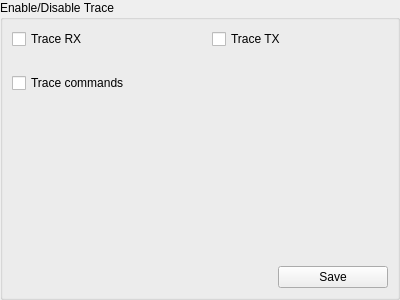
britus/VSPClient, file VSPClient/ui/pgtrace.ui: the form before one commit.
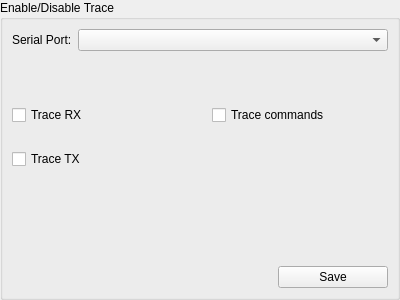
The form after the commit.

```diff
--- a/VSPClient/ui/pgtrace.ui
+++ b/VSPClient/ui/pgtrace.ui
@@ -34,15 +34,48 @@
      <property name="title">
       <string>Enable/Disable Trace</string>
      </property>
-     <layout class="QVBoxLayout" name="verticalLayout_2">
-      <item>
+     <layout class="QGridLayout" name="gridLayout_2">
+      <item row="2" column="0">
+       <spacer name="verticalSpacer">
+        <property name="orientation">
+         <enum>Qt::Orientation::Vertical</enum>
+        </property>
+        <property name="sizeHint" stdset="0">
+         <size>
+          <width>20</width>
+          <height>136</height>
+         </size>
+        </property>
+       </spacer>
+      </item>
+      <item row="0" column="0">
+       <widget class="QLabel" name="label">
+        <property name="text">
+         <string>Serial Port:</string>
+        </property>
+        <property name="buddy">
+         <cstring>cbPorts</cstring>
+        </property>
+       </widget>
+      </item>
+      <item row="0" column="1">
+       <widget class="QComboBox" name="cbPorts">
+        <property name="sizePolicy">
+         <sizepolicy hsizetype="MinimumExpanding" vsizetype="Fixed">
+          <horstretch>0</horstretch>
+          <verstretch>0</verstretch>
+         </sizepolicy>
+        </property>
+       </widget>
+      </item>
+      <item row="1" column="0" colspan="2">
        <widget class="QWidget" name="widget_2" native="true">
         <layout class="QGridLayout" name="gridLayout">
          <property name="leftMargin">
           <number>0</number>
          </property>
          <property name="topMargin">
-          <number>0</number>
+          <number>48</number>
          </property>
          <property name="rightMargin">
           <number>0</number>
@@ -60,14 +93,14 @@
            </property>
           </widget>
          </item>
-         <item row="0" column="1">
+         <item row="1" column="0">
           <widget class="QCheckBox" name="cbxTraceTX">
            <property name="text">
             <string>Trace TX</string>
            </property>
           </widget>
          </item>
-         <item row="1" column="0">
+         <item row="0" column="1">
           <widget class="QCheckBox" name="cbxTraceCmd">
            <property name="text">
             <string>Trace commands</string>
@@ -77,20 +110,7 @@
         </layout>
        </widget>
       </item>
-      <item>
-       <spacer name="verticalSpacer">
-        <property name="orientation">
-         <enum>Qt::Vertical</enum>
-        </property>
-        <property name="sizeHint" stdset="0">
-         <size>
-          <width>20</width>
-          <height>136</height>
-         </size>
-        </property>
-       </spacer>
-      </item>
-      <item>
+      <item row="3" column="0" colspan="2">
        <widget class="QWidget" name="widget" native="true">
         <layout class="QHBoxLayout" name="horizontalLayout">
          <property name="spacing">
```
Left out of the diff: 3 changed lines with no effect on the pictures.
